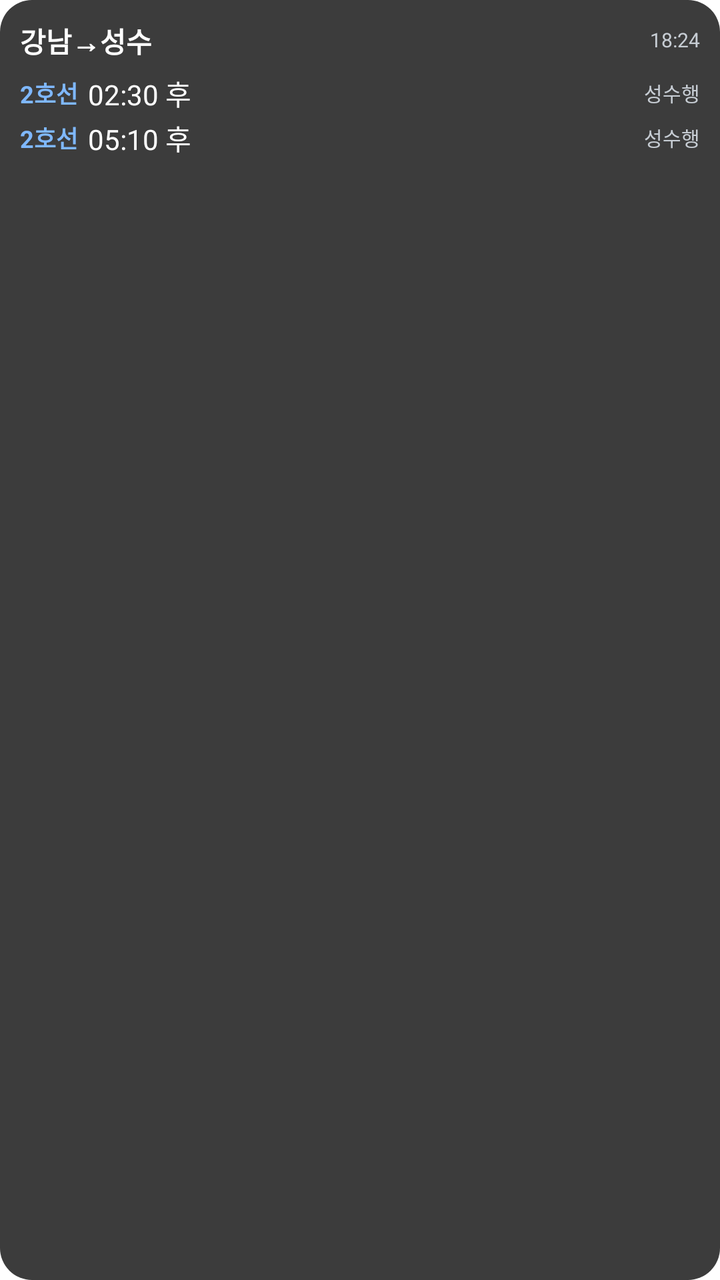
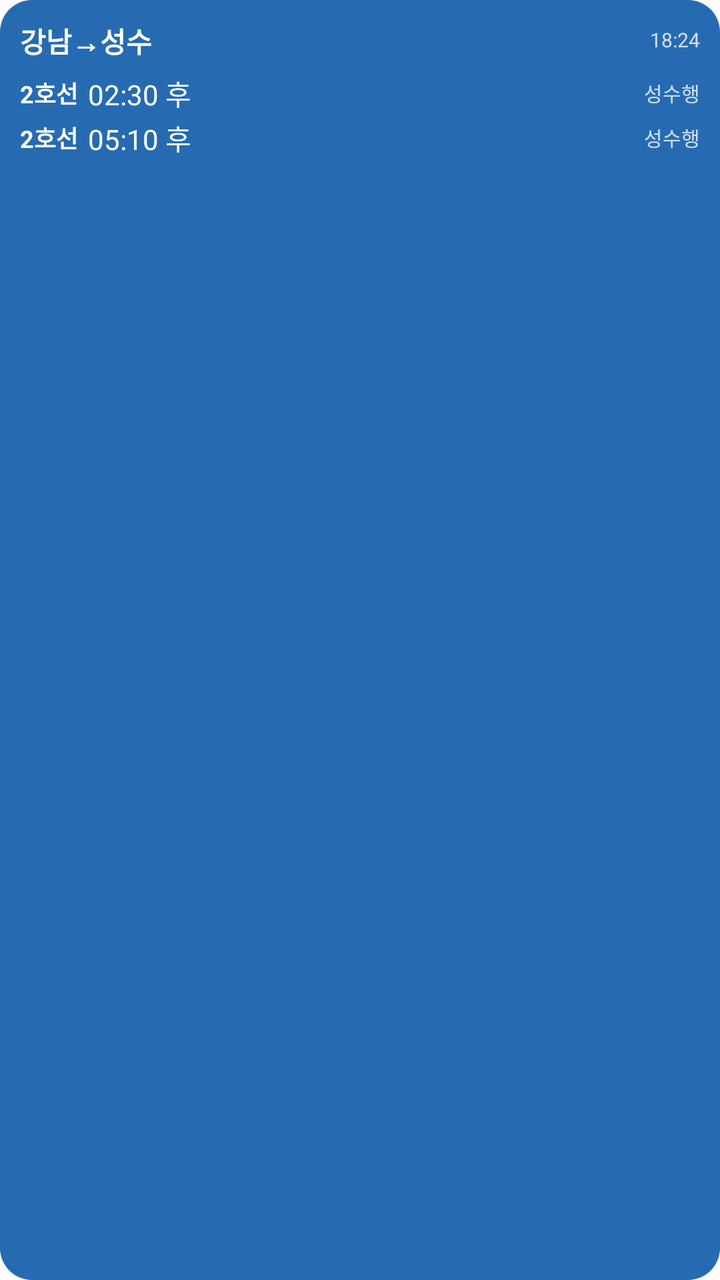

Screens rendered from an Android XML layout before and after an edit, with the pre-edit source and the edit as a unified diff.
<!-- AndroidManifest.xml: fallback theme Theme.MaterialComponents.DayNight.NoActionBar -->
<!-- res/layout/arrival_widget_preview.xml -->
<?xml version="1.0" encoding="utf-8"?>
<LinearLayout xmlns:android="http://schemas.android.com/apk/res/android"
    android:layout_width="wrap_content"
    android:layout_height="wrap_content"
    android:minWidth="180dp"
    android:orientation="vertical"
    android:background="@drawable/widget_preview_background"
    android:paddingHorizontal="10dp"
    android:paddingVertical="10dp">

    <LinearLayout
        android:layout_width="match_parent"
        android:layout_height="wrap_content"
        android:orientation="horizontal"
        android:gravity="center_vertical">

        <TextView
            android:layout_width="0dp"
            android:layout_height="wrap_content"
            android:layout_weight="1"
            android:includeFontPadding="false"
            android:maxLines="1"
            android:text="강남→성수"
            android:textColor="#FFFFFF"
            android:textSize="14sp"
            android:textStyle="bold" />

        <TextView
            android:layout_width="wrap_content"
            android:layout_height="wrap_content"
            android:includeFontPadding="false"
            android:text="18:24"
            android:textColor="#C7CDD4"
            android:textSize="10sp" />
    </LinearLayout>

    <LinearLayout
        android:layout_width="match_parent"
        android:layout_height="wrap_content"
        android:layout_marginTop="6dp"
        android:orientation="horizontal"
        android:gravity="center_vertical">

        <TextView
            android:layout_width="wrap_content"
            android:layout_height="wrap_content"
            android:includeFontPadding="false"
            android:text="2호선"
            android:textColor="#7FB8FF"
            android:textSize="12sp"
            android:textStyle="bold" />

        <TextView
            android:layout_width="0dp"
            android:layout_height="wrap_content"
            android:layout_weight="1"
            android:layout_marginStart="5dp"
            android:includeFontPadding="false"
            android:maxLines="1"
            android:text="02:30 후"
            android:textColor="#FFFFFF"
            android:textSize="14sp" />

        <TextView
            android:layout_width="wrap_content"
            android:layout_height="wrap_content"
            android:layout_marginStart="5dp"
            android:includeFontPadding="false"
            android:text="성수행"
            android:textColor="#C7CDD4"
            android:textSize="10sp" />
    </LinearLayout>

    <LinearLayout
        android:layout_width="match_parent"
        android:layout_height="wrap_content"
        android:layout_marginTop="2dp"
        android:orientation="horizontal"
        android:gravity="center_vertical">

        <TextView
            android:layout_width="wrap_content"
            android:layout_height="wrap_content"
            android:includeFontPadding="false"
            android:text="2호선"
            android:textColor="#7FB8FF"
            android:textSize="12sp"
            android:textStyle="bold" />

        <TextView
            android:layout_width="0dp"
            android:layout_height="wrap_content"
            android:layout_weight="1"
            android:layout_marginStart="5dp"
            android:includeFontPadding="false"
            android:maxLines="1"
            android:text="05:10 후"
            android:textColor="#FFFFFF"
            android:textSize="14sp" />

        <TextView
            android:layout_width="wrap_content"
            android:layout_height="wrap_content"
            android:layout_marginStart="5dp"
            android:includeFontPadding="false"
            android:text="성수행"
            android:textColor="#C7CDD4"
            android:textSize="10sp" />
    </LinearLayout>
</LinearLayout>
<!-- resources referenced by this layout -->
<resources>
  <!-- drawable widget_preview_background (drawable) -->
  <?xml version="1.0" encoding="utf-8"?>
  <shape xmlns:android="http://schemas.android.com/apk/res/android"
      android:shape="rectangle">
      <solid android:color="#D91A1A1A" />
      <corners android:radius="16dp" />
  </shape>
</resources>

<!-- the commit's change to res/layout/arrival_widget_preview.xml (unified diff, before → after) -->
@@ -30,7 +30,7 @@
             android:layout_height="wrap_content"
             android:includeFontPadding="false"
             android:text="18:24"
-            android:textColor="#C7CDD4"
+            android:textColor="#C7FFFFFF"
             android:textSize="10sp" />
     </LinearLayout>
 
@@ -46,7 +46,7 @@
             android:layout_height="wrap_content"
             android:includeFontPadding="false"
             android:text="2호선"
-            android:textColor="#7FB8FF"
+            android:textColor="#FFFFFF"
             android:textSize="12sp"
             android:textStyle="bold" />
 
@@ -67,7 +67,7 @@
             android:layout_marginStart="5dp"
             android:includeFontPadding="false"
             android:text="성수행"
-            android:textColor="#C7CDD4"
+            android:textColor="#C7FFFFFF"
             android:textSize="10sp" />
     </LinearLayout>
 
@@ -83,7 +83,7 @@
             android:layout_height="wrap_content"
             android:includeFontPadding="false"
             android:text="2호선"
-            android:textColor="#7FB8FF"
+            android:textColor="#FFFFFF"
             android:textSize="12sp"
             android:textStyle="bold" />
 
@@ -104,7 +104,7 @@
             android:layout_marginStart="5dp"
             android:includeFontPadding="false"
             android:text="성수행"
-            android:textColor="#C7CDD4"
+            android:textColor="#C7FFFFFF"
             android:textSize="10sp" />
     </LinearLayout>
 </LinearLayout>
<!-- resource entries referenced after the edit -->
@@ -4,7 +4,7 @@
   <?xml version="1.0" encoding="utf-8"?>
   <shape xmlns:android="http://schemas.android.com/apk/res/android"
       android:shape="rectangle">
-      <solid android:color="#D91A1A1A" />
+      <solid android:color="#D90052A4" />
       <corners android:radius="16dp" />
   </shape>
 </resources>
